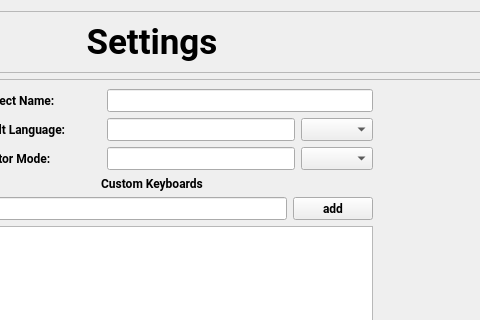
Before: the Qt Designer form tools/survey-editor/qt/settings.ui in Catrobat/diary-survey-bot, drawn with Qt 5; both pictures show x 531 to 1011 and y 0 to 320 of the 1366 by 768 pixel window.
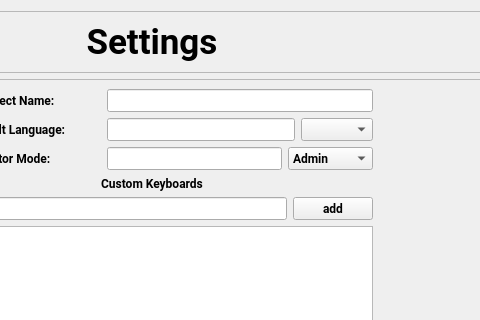
After: the same form once the commit is applied.

Commit message: wip settings view

Patch:
```diff
--- a/tools/survey-editor/qt/settings.ui
+++ b/tools/survey-editor/qt/settings.ui
@@ -77,7 +77,7 @@
     </widget>
    </item>
    <item row="2" column="0">
-    <widget class="QFrame" name="name_field">
+    <widget class="QFrame" name="frame_2">
      <property name="minimumSize">
       <size>
        <width>320</width>
@@ -132,7 +132,7 @@
            </widget>
           </item>
           <item>
-           <widget class="QLineEdit" name="time_field_3">
+           <widget class="QLineEdit" name="name_field">
             <property name="font">
              <font>
               <family>Roboto Mono</family>
@@ -144,7 +144,7 @@
              <string/>
             </property>
             <property name="readOnly">
-             <bool>true</bool>
+             <bool>false</bool>
             </property>
             <property name="placeholderText">
              <string/>
@@ -275,8 +275,18 @@
                </font>
               </property>
               <property name="currentText">
-               <string/>
+               <string>Admin</string>
               </property>
+              <item>
+               <property name="text">
+                <string>Admin</string>
+               </property>
+              </item>
+              <item>
+               <property name="text">
+                <string>Translator</string>
+               </property>
+              </item>
              </widget>
             </item>
            </layout>
```
Left out of the diff: 2 changed lines with no effect on the pictures. The commit also changes 7 other files.
